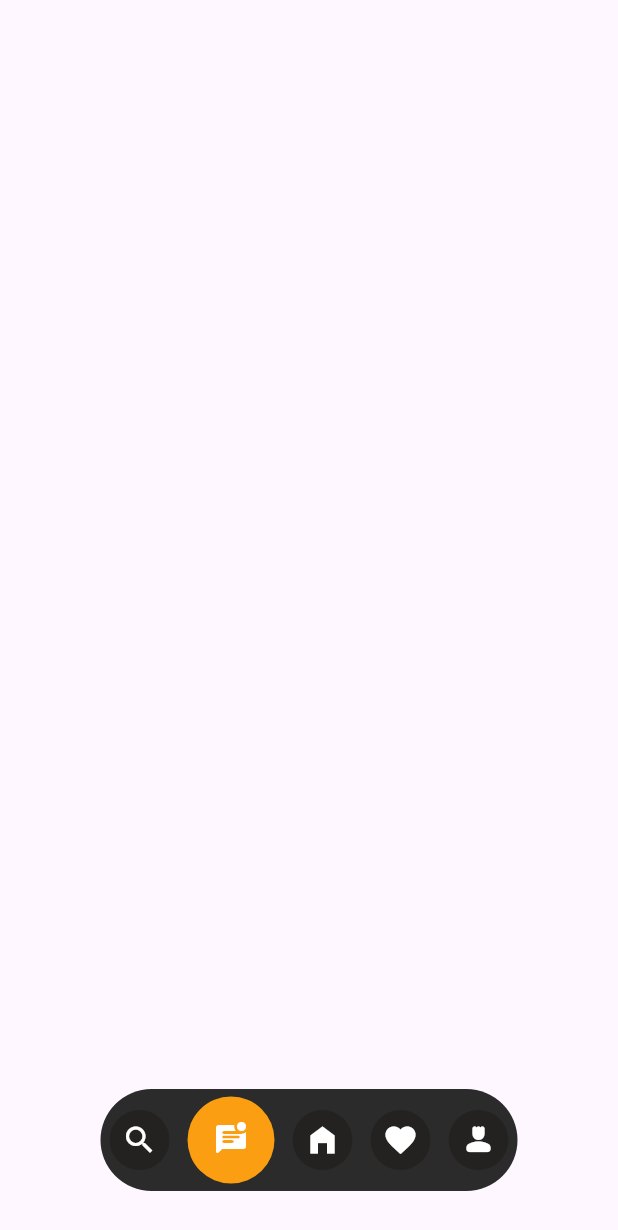
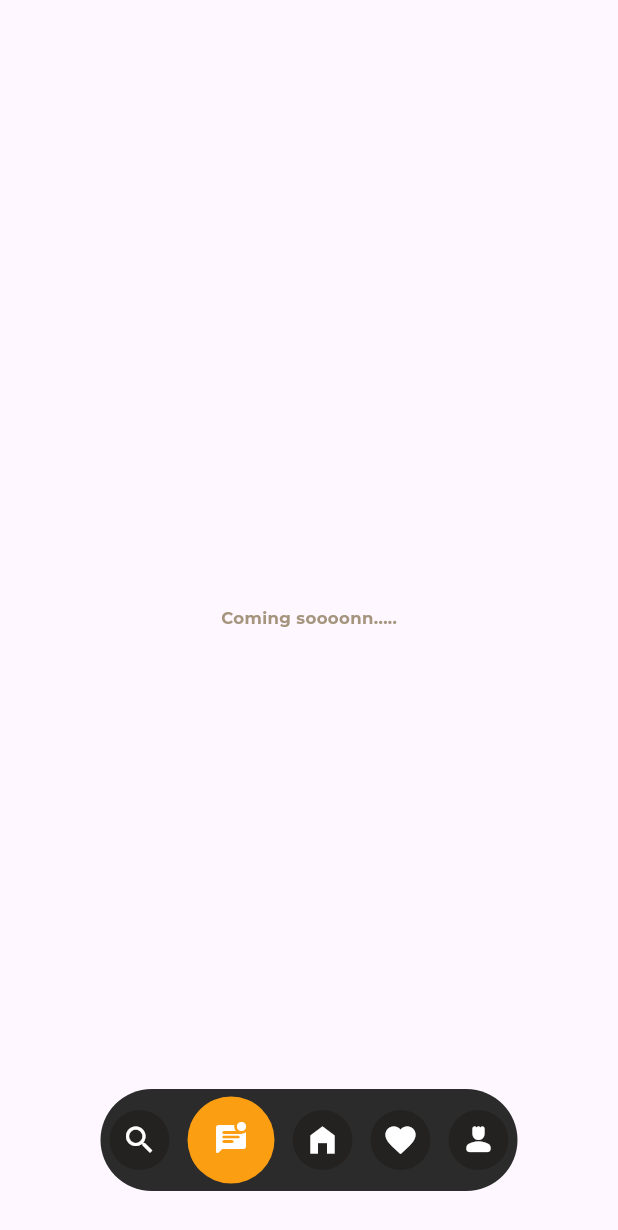
Before and after one commit to EmmanuelTobi/realestate_ui, a Flutter app: the screen it shows after launch, item 2 of the bottom bar chosen, on a phone screen of 412 x 824 dp. Shown: the top 1230 px of the screen. Run offline on Flutter 3.47's test engine with Material 3 defaults, Android fonts, the phone set to English and light mode, and no system bars; missing offline and left inert: flutter_context_menu.

Commit message:
update empty tab views

```diff
--- a/lib/ui/home_tab/home_tab_view.dart
+++ b/lib/ui/home_tab/home_tab_view.dart
@@ -1,6 +1,7 @@
 import 'package:flutter/material.dart';
 import 'package:realestate_ui/ui/home/home_screen.dart';
 import 'package:realestate_ui/ui/search/search_screen_view.dart';
+import 'package:realestate_ui/utils/colors.dart';
 import 'package:realestate_ui/views/bottom_nav_bar.dart';
 
 class HomeTabView extends StatefulWidget {
@@ -19,12 +20,30 @@ class _HomeTabViewState extends State<HomeTabView> {
       extendBody: true,
       body: IndexedStack(
         index: initialIndex,
-        children: [
-          const SearchScreen(),
-          Container(),
-          const HomeScreen(),
-          Container(),
-          Container(),
+        children: const [
+          SearchScreen(),
+          Center(
+            child: Text('Coming soooonn.....', style: TextStyle(
+                fontSize: 11,
+                fontWeight: FontWeight.w600,
+                color: secondaryColor
+            ),),
+          ),
+          HomeScreen(),
+          Center(
+            child: Text('Coming soooonn.....', style: TextStyle(
+                fontSize: 11,
+                fontWeight: FontWeight.w600,
+                color: secondaryColor
+            ),),
+          ),
+          Center(
+            child: Text('Coming soooonn.....', style: TextStyle(
+                fontSize: 11,
+                fontWeight: FontWeight.w600,
+                color: secondaryColor
+            ),),
+          ),
         ],
       ),
       bottomNavigationBar: BottomNavBarView(
```
